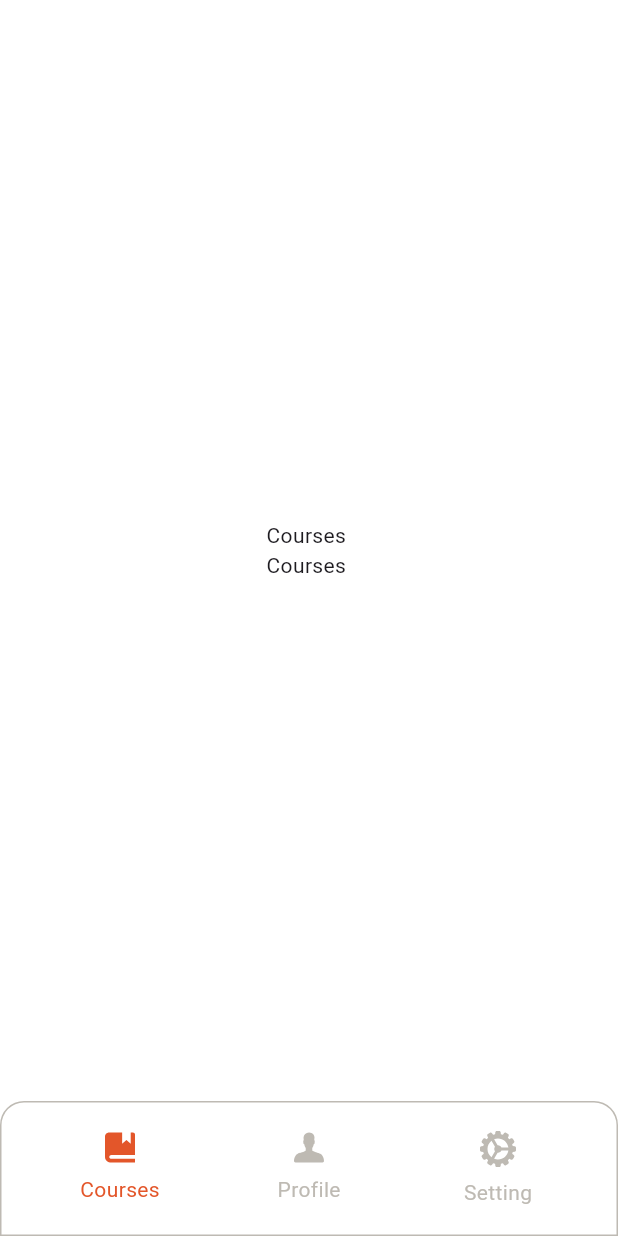
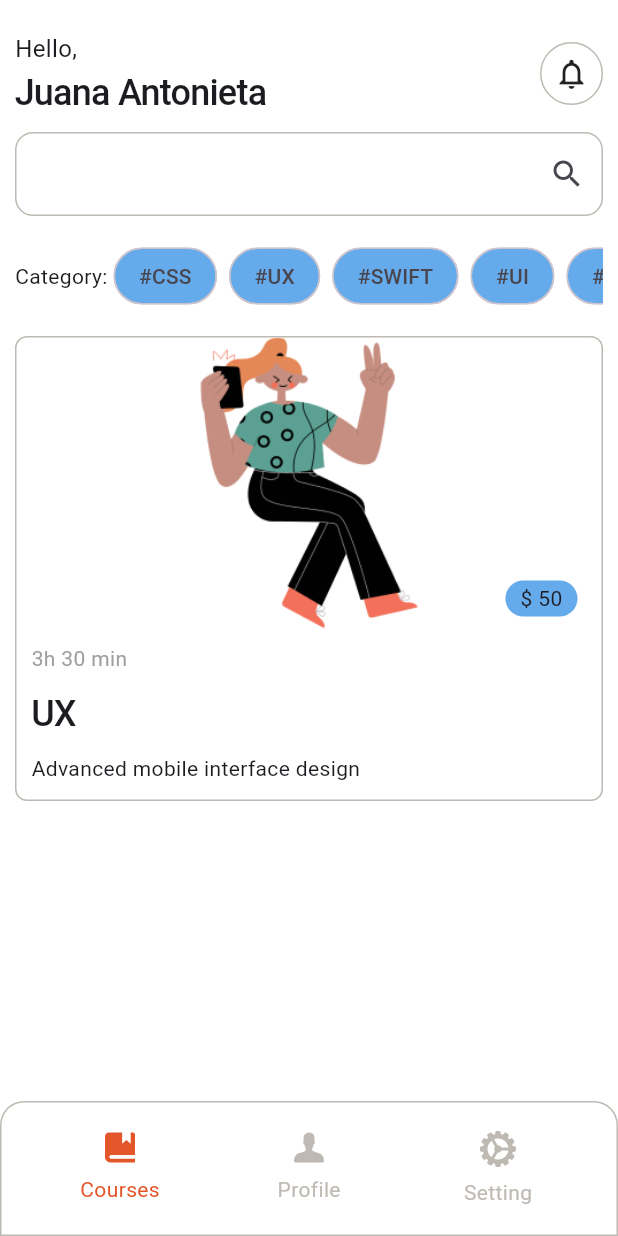
Before and after one commit to DjordjeCvijic/LanacoFlutterKurs, a Flutter app: the AppNavigator screen opened directly, on a phone screen of 412 x 824 dp. Run offline on Flutter 3.47's test engine with Material 3 defaults, Android fonts, the phone set to English and light mode, and no system bars; our stand-ins replace flutter_svg, gap, image_picker, shared_preferences; accounts and stored records are empty.

Commit message:
coursers screen, widgets

```diff
--- a/ed_tech/lib/app_navigation/app_navigator.dart
+++ b/ed_tech/lib/app_navigation/app_navigator.dart
@@ -1,4 +1,6 @@
 import 'package:ed_tech/app_navigation/app_navigator_provider.dart';
+import 'package:ed_tech/courses/courses_provider.dart';
+import 'package:ed_tech/courses/courses_screen.dart';
 import 'package:ed_tech/helpers/constants.dart';
 import 'package:ed_tech/profile/profile_provider.dart';
 import 'package:ed_tech/profile/profile_screen.dart';
@@ -15,21 +17,16 @@ class AppNavigator extends StatelessWidget {
   }) : super(key: key);
 
   final Map<int, dynamic> listOfScreens = {
-    0: const Center(
-      child: Column(
-        mainAxisAlignment: MainAxisAlignment.center,
-        children: [
-          Text("Courses "),
-          Text("Courses "),
-        ],
-      ),
+    0: ChangeNotifierProvider(
+      create: (_) => CoursesProvider(),
+      child: const CoursesScreen(),
     ),
     1: ChangeNotifierProvider(
-      create: (context) => ProfileProvider(),
+      create: (_) => ProfileProvider(),
       child: const ProfileScreen(),
     ),
     2: ChangeNotifierProvider(
-      create: (context) => SettignProvider(),
+      create: (_) => SettignProvider(),
       child: const SettingsScreen(),
     ),
   };
--- /dev/null
+++ b/ed_tech/lib/courses/courses_provider.dart
@@ -0,0 +1,5 @@
+import 'package:flutter/material.dart';
+
+class CoursesProvider extends ChangeNotifier {
+//
+}
--- /dev/null
+++ b/ed_tech/lib/courses/courses_screen.dart
@@ -0,0 +1,123 @@
+import 'package:ed_tech/helpers/constants.dart';
+import 'package:flutter/material.dart';
+
+import '/courses/courses_widget/course_card.dart';
+
+class CoursesScreen extends StatelessWidget {
+  const CoursesScreen({super.key});
+
+  @override
+  Widget build(BuildContext context) {
+    final textTheme = Theme.of(context).textTheme;
+    final categories = [
+      '#CSS',
+      '#UX',
+      '#SWIFT',
+      '#UI',
+      '#CSS',
+      '#UX',
+      '#SWIFT',
+      '#UI'
+    ];
+
+    return Padding(
+      padding: const EdgeInsets.symmetric(horizontal: 10, vertical: 20),
+      child: Center(
+        child: Column(
+          children: [
+            Row(
+              mainAxisAlignment: MainAxisAlignment.spaceBetween,
+              children: [
+                Column(
+                  crossAxisAlignment: CrossAxisAlignment.start,
+                  children: [
+                    Text(
+                      'Hello,',
+                      style: textTheme.paragraphLarge,
+                    ),
+                    Text(
+                      'Juana Antonieta',
+                      style: textTheme.headingH4,
+                    ),
+                  ],
+                ),
+                Container(
+                  padding: const EdgeInsets.all(8),
+                  decoration: BoxDecoration(
+                      shape: BoxShape.circle,
+                      border: Border.all(
+                        color: CustomColors.gray,
+                        width: 1,
+                      )),
+                  child: const Icon(
+                    Icons.notifications_none,
+                  ),
+                ),
+              ],
+            ),
+            const SizedBox(height: 10),
+            const TextField(
+              decoration: InputDecoration(
+                suffixIcon: Icon(Icons.search),
+                enabledBorder: OutlineInputBorder(
+                  borderRadius: BorderRadius.all(
+                    Radius.circular(12),
+                  ),
+                  borderSide: BorderSide(
+                    width: 1,
+                    color: CustomColors.gray,
+                  ),
+                ),
+                focusedBorder: OutlineInputBorder(
+                  borderRadius: BorderRadius.all(
+                    Radius.circular(12),
+                  ),
+                  borderSide: BorderSide(
+                    width: 1,
+                    color: CustomColors.gray,
+                  ),
+                ),
+              ),
+            ),
+            const SizedBox(height: 20),
+            SizedBox(
+              height: 40,
+              child: ListView(
+                scrollDirection: Axis.horizontal,
+                children: [
+                  const Center(child: Text('Category:')),
+                  ...categories.map(
+                    (category) {
+                      return Padding(
+                        padding: const EdgeInsets.symmetric(horizontal: 4),
+                        child: Chip(
+                          shape: const RoundedRectangleBorder(
+                            borderRadius: BorderRadius.all(
+                              Radius.circular(20),
+                            ),
+                          ),
+                          color: MaterialStateProperty.all(
+                            CustomColors.secondary,
+                          ),
+                          label: Text(category),
+                        ),
+                      );
+                    },
+                  ).toList()
+                ],
+              ),
+            ),
+            const SizedBox(height: 20),
+            const CourseCard(
+              imagePath: CustomImages.loginImage,
+              category: 'UX',
+              duration: '3h 30 min',
+              price: 50,
+              description: 'Advanced mobile interface design',
+            )
+          ],
+        ),
+      ),
+    );
+  }
+}
--- /dev/null
+++ b/ed_tech/lib/courses/courses_widget/course_card.dart
@@ -0,0 +1,95 @@
+import 'package:ed_tech/helpers/constants.dart';
+import 'package:flutter/material.dart';
+
+class CourseCard extends StatelessWidget {
+  const CourseCard({
+    super.key,
+    required this.imagePath,
+    required this.duration,
+    required this.category,
+    required this.description,
+    required this.price,
+  });
+
+  final String imagePath;
+  final String duration;
+  final String category;
+  final String description;
+  final int price;
+
+  @override
+  Widget build(BuildContext context) {
+    return Container(
+      width: double.infinity,
+      decoration: BoxDecoration(
+        borderRadius: BorderRadius.circular(8),
+        border: Border.all(
+          color: CustomColors.gray,
+          width: 1,
+        ),
+      ),
+      child: Column(
+        crossAxisAlignment: CrossAxisAlignment.start,
+        children: [
+          Stack(
+            children: [
+              Image.asset(
+                imagePath,
+                height: 194,
+                width: double.infinity,
+                alignment: Alignment.center,
+              ),
+              Positioned(
+                right: 16,
+                bottom: 8,
+                child: Container(
+                  padding: const EdgeInsets.symmetric(horizontal: 10),
+                  alignment: Alignment.center,
+                  height: 24,
+                  decoration: BoxDecoration(
+                    borderRadius: BorderRadius.circular(12),
+                    color: CustomColors.secondary,
+                  ),
+                  child: Text('\$ $price'),
+                ),
+              )
+            ],
+          ),
+          const SizedBox(height: 10),
+          Padding(
+            padding: const EdgeInsets.symmetric(
+              horizontal: 10,
+            ),
+            child: Text(
+              duration,
+              style: Theme.of(context).textTheme.paragraphMedium.copyWith(
+                    color: Colors.grey,
+                  ),
+            ),
+          ),
+          const SizedBox(height: 10),
+          Padding(
+            padding: const EdgeInsets.symmetric(
+              horizontal: 10,
+            ),
+            child: Text(
+              category,
+              style: Theme.of(context).textTheme.headingH4,
+            ),
+          ),
+          const SizedBox(height: 10),
+          Padding(
+            padding: const EdgeInsets.symmetric(
+              horizontal: 10,
+            ),
+            child: Text(
+              description,
+              style: Theme.of(context).textTheme.paragraphMedium,
+            ),
+          ),
+          const SizedBox(height: 10),
+        ],
+      ),
+    );
+  }
+}
--- a/ed_tech/lib/helpers/constants.dart
+++ b/ed_tech/lib/helpers/constants.dart
@@ -59,10 +59,23 @@ extension CustomTextStyles on TextTheme {
         height: 32 / 24,
       );
 
+  TextStyle get headingH3 => const TextStyle(
+        fontSize: 32,
+        fontWeight: FontWeight.w700,
+        letterSpacing: -1,
+        height: 42 / 32,
+      );
+
   TextStyle get paragraphMedium => const TextStyle(
         fontSize: 14,
         fontWeight: FontWeight.w400,
         height: 21 / 14,
         // leadingDistribution: TextLeadingDistribution.even,
       );
+  TextStyle get paragraphLarge => const TextStyle(
+        fontSize: 16,
+        fontWeight: FontWeight.w400,
+        height: 26 / 16,
+        // leadingDistribution: TextLeadingDistribution.even,
+      );
 }
--- a/ed_tech/lib/login/login_provider.dart
+++ b/ed_tech/lib/login/login_provider.dart
@@ -5,8 +5,10 @@ class LoginProvider extends ChangeNotifier {
   final String email = "test@gmail.com";
   final String password = "test123";
 
-  final TextEditingController emailController = TextEditingController();
-  final TextEditingController passwordController = TextEditingController();
+  final TextEditingController emailController =
+      TextEditingController(text: "test@gmail.com");
+  final TextEditingController passwordController =
+      TextEditingController(text: "test123");
 
   bool buttonClicable = true;
 
```
